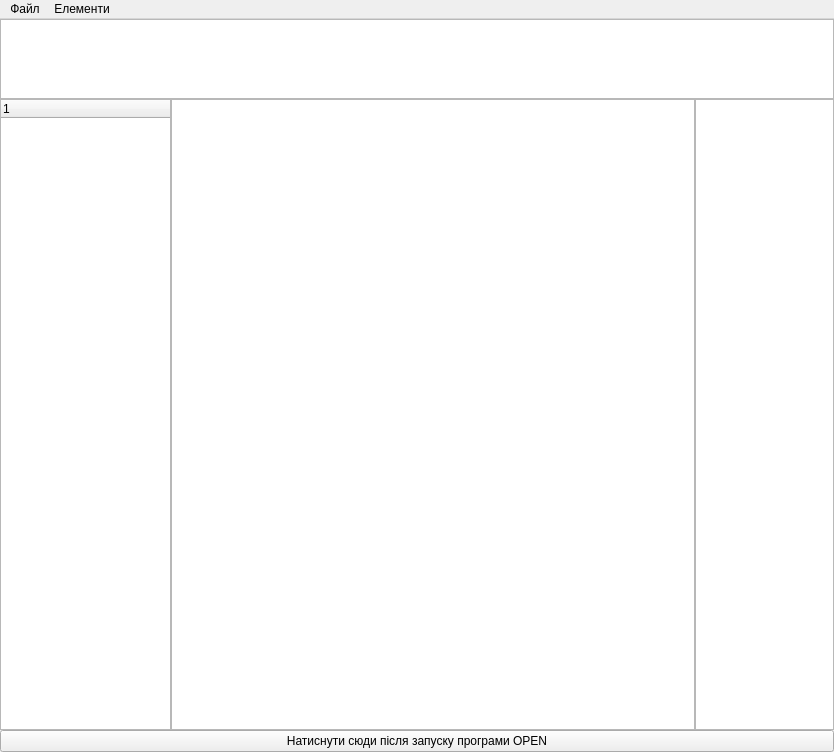
First picture: the form in mainwindow.ui, repository nazarlamer/Painting, before the edit.
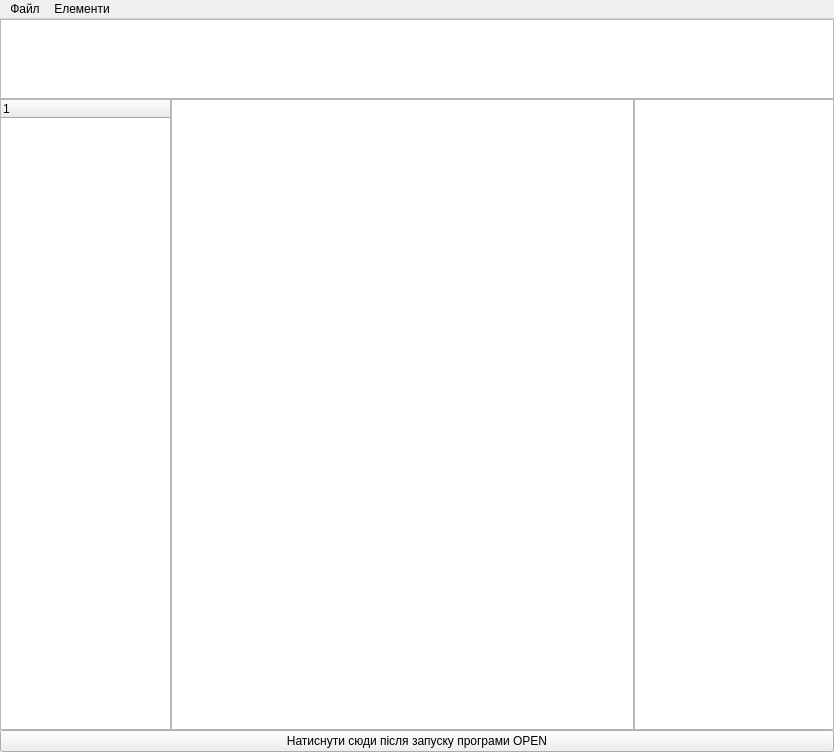
Second picture: the form after the edit. Custom widgets are drawn as their Qt base class.

What changed in the file:
```diff
--- a/mainwindow.ui
+++ b/mainwindow.ui
@@ -109,7 +109,7 @@
           </property>
           <property name="maximumSize">
            <size>
-            <width>139</width>
+            <width>200</width>
             <height>16777215</height>
            </size>
           </property>
```
Left out of the diff: 2 changed lines with no effect on the pictures.
